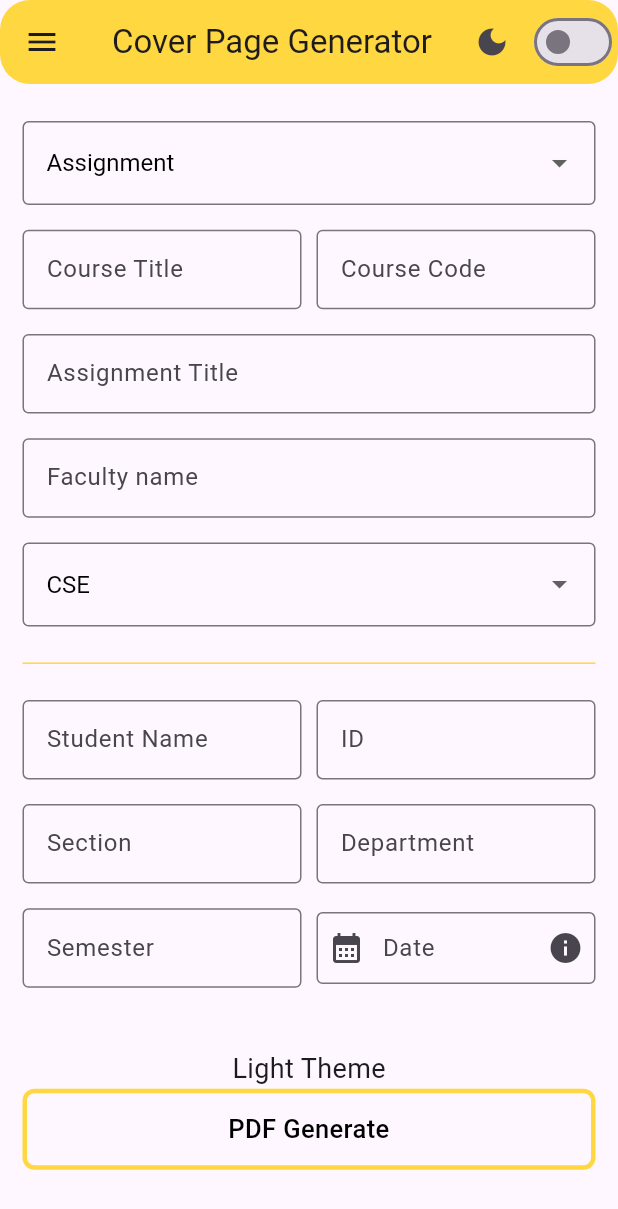
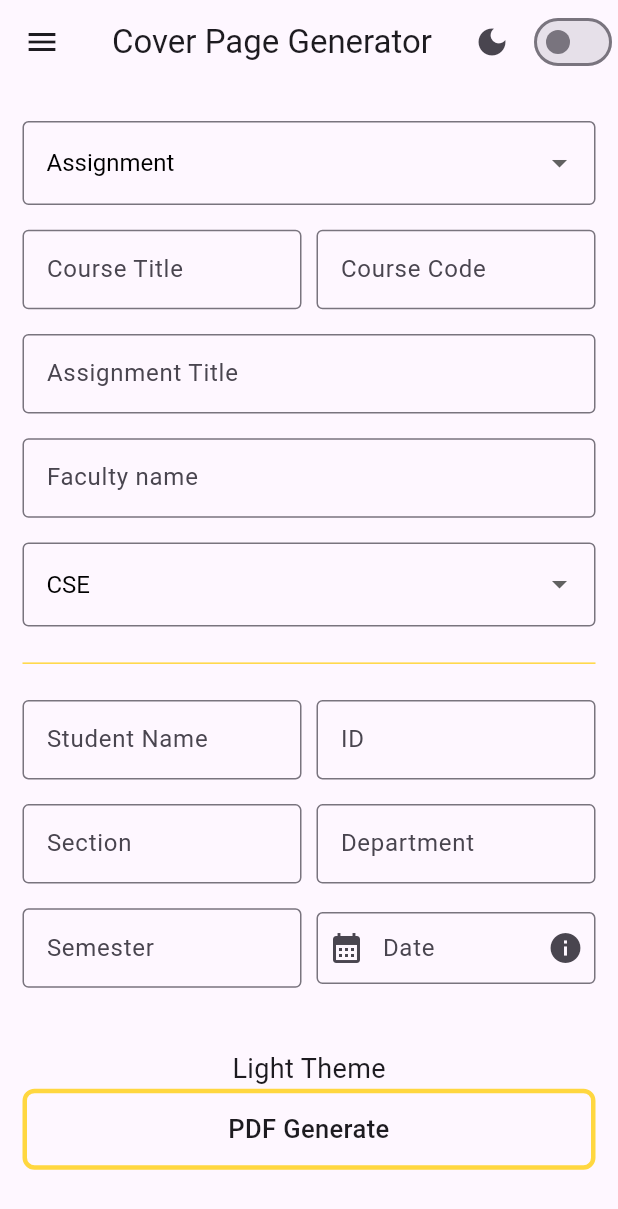
Before and after one commit to sadman-ichha/Flutter-Projects, a Flutter app: the screen it shows after launch, on a phone screen of 412 x 824 dp. Shown: the top 1209 px of the screen. Run offline on Flutter 3.47's test engine with Material 3 defaults, Android fonts, the phone set to English and light mode, and no system bars; our stand-ins replace get, open_file, pdf, printing, shared_preferences; missing offline and left inert: flutter_rounded_date_picker.

Commit message:
added: PDF

```diff
--- a/seu_cover_page/lib/controllers/home_sereen_controller.dart
+++ b/seu_cover_page/lib/controllers/home_sereen_controller.dart
@@ -11,7 +11,7 @@ class HomeScreenController extends GetxController {
     'EEE',
     'PHARMACY',
     'ENGLISH',
-    'LAW',
+    'LLB',
     'BANGLA',
     'TEXTILE',
     'ARCHITECHTURE',
@@ -59,7 +59,6 @@ class HomeScreenController extends GetxController {
   //   update();
   // }
 
-
   var isDarkMode = false.obs;
 
   void changeTheme() {
--- a/seu_cover_page/lib/controllers/theme_controller.dart
+++ b/seu_cover_page/lib/controllers/theme_controller.dart
@@ -3,7 +3,7 @@ import 'package:shared_preferences/shared_preferences.dart';
 
 enum ThemeModeType { light, dark }
 
-class ThemeController extends GetxController {
+class ThemeController extends GetxService {
   final Rx<ThemeModeType> _themeMode = ThemeModeType.light.obs;
 
   ThemeModeType get themeMode => _themeMode.value;
--- a/seu_cover_page/lib/main.dart
+++ b/seu_cover_page/lib/main.dart
@@ -1,10 +1,10 @@
 import 'package:flutter/cupertino.dart';
 import 'package:flutter/material.dart';
 import 'package:get/get.dart';
-import 'package:seu_cover_page/controllers/theme_controller.dart';
 import 'package:seu_cover_page/routes/app_pages.dart';
 import 'package:flutter_localizations/flutter_localizations.dart';
 import 'package:seu_cover_page/utils/themes/app_colors.dart';
+import 'package:seu_cover_page/utils/themes/theme.dart';
 import 'utils/screen_size.dart';
 
 void main() {
@@ -16,8 +16,6 @@ class MyApp extends StatelessWidget {
 
   @override
   Widget build(BuildContext context) {
-    // final ThemeController themeController = Get.put(ThemeController());
-
     // Initialize screen size
     ScreenSize.init(context);
     return GetMaterialApp(
@@ -34,24 +32,16 @@ class MyApp extends StatelessWidget {
         Locale('bn', 'BD'), // Bangla
       ],
       title: 'SEU Cover Page',
-      theme: ThemeData(
-        // colorScheme: ColorScheme.fromSeed(seedColor: Colors.deepPurple),
-        // useMaterial3: true,
-        // colorScheme: ColorScheme.fromSeed(seedColor: AppColors.primaryColor),
-        appBarTheme: const AppBarTheme(color: AppColors.primaryColor),
-        //primaryColor: AppColors.primaryColor,
-      ),
+      // theme: ThemeData(
+      //   appBarTheme: AppBarTheme(
+      //     color: AppColors.primaryColor,
+      //   ),
+      // ),
       initialRoute: AppPages.INITIAL,
       getPages: AppPages.routes,
-      //theme: ThemeData.light(),
-      //darkTheme: ThemeData.dark(),
-      // themeMode: themeController.themeMode == ThemeModeType.dark
-      //     ? ThemeMode.dark
-      //     : ThemeMode.light,
-
-      // theme: ThemeData.light(),
-      darkTheme: ThemeData.dark(),
-      themeMode: ThemeMode.light,
+      themeMode: ThemeMode.system,
+      theme: AppTheme.lightTheme,
+      darkTheme: AppTheme.darkTheme,
     );
   }
 }
--- a/seu_cover_page/lib/utils/themes/app_colors.dart
+++ b/seu_cover_page/lib/utils/themes/app_colors.dart
@@ -1,5 +1,5 @@
 import 'package:flutter/material.dart';
 
 class AppColors {
-  static const Color primaryColor = Colors.amberAccent;
+  static Color primaryColor = Colors.amberAccent;
 }
--- /dev/null
+++ b/seu_cover_page/lib/utils/themes/app_text_theme.dart
@@ -0,0 +1,4 @@
+class AppTextTheme {
+  AppTextTheme._();
+
+}
--- /dev/null
+++ b/seu_cover_page/lib/utils/themes/theme.dart
@@ -0,0 +1,11 @@
+import 'package:flutter/material.dart';
+
+class AppTheme {
+  AppTheme._();
+  static ThemeData lightTheme = ThemeData(
+    useMaterial3: true,
+    primaryColor: Colors.purple,
+
+  );
+  static ThemeData darkTheme = ThemeData();
+}
--- a/seu_cover_page/lib/views/home_screen.dart
+++ b/seu_cover_page/lib/views/home_screen.dart
@@ -123,7 +123,7 @@ class HomeScreen extends StatelessWidget {
                     selectedItem: homeController.selectedDepartmentValue,
                   ),
                   SizedBox(height: ScreenSize.screenSize.height * 0.02),
-                  const Divider(
+                  Divider(
                     color: AppColors.primaryColor,
                   ),
                   SizedBox(height: ScreenSize.screenSize.height * 0.02),
@@ -211,7 +211,7 @@ class HomeScreen extends StatelessWidget {
                     themeController.themeMode == ThemeModeType.dark
                         ? 'Dark Theme'
                         : 'Light Theme',
-                    style: TextStyle(fontSize: 18),
+                    style: const TextStyle(fontSize: 18),
                   ),
                   InkWell(
                     onTap: () {
@@ -233,7 +233,7 @@ class HomeScreen extends StatelessWidget {
                         'PDF Generate',
                         textAlign: TextAlign.center,
                         style: TextStyle(
-                          color: Colors.black,
+                          // color: Colors.black,
                           fontSize: 17.0,
                           fontWeight: FontWeight.w500,
                         ),
--- a/seu_cover_page/lib/views/splash_screen.dart
+++ b/seu_cover_page/lib/views/splash_screen.dart
@@ -24,7 +24,7 @@ class SplashScreen extends StatelessWidget {
               ),
             ),
             SizedBox(height: ScreenSize.screenSize.height * 0.03),
-            const Padding(
+            Padding(
               padding: EdgeInsets.symmetric(horizontal: 20.0),
               child: LinearProgressIndicator(color: AppColors.primaryColor),
             ),
```
Also changed, not shown: seu_cover_page/lib/utils/themes/app_string.dart (deleted).
